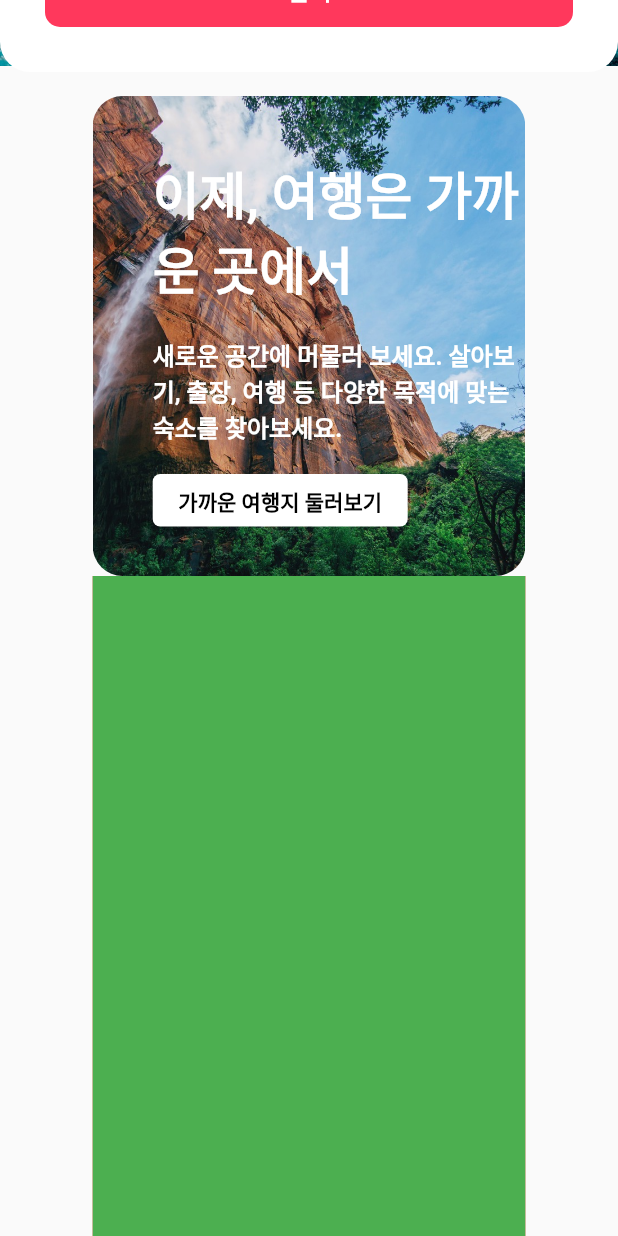
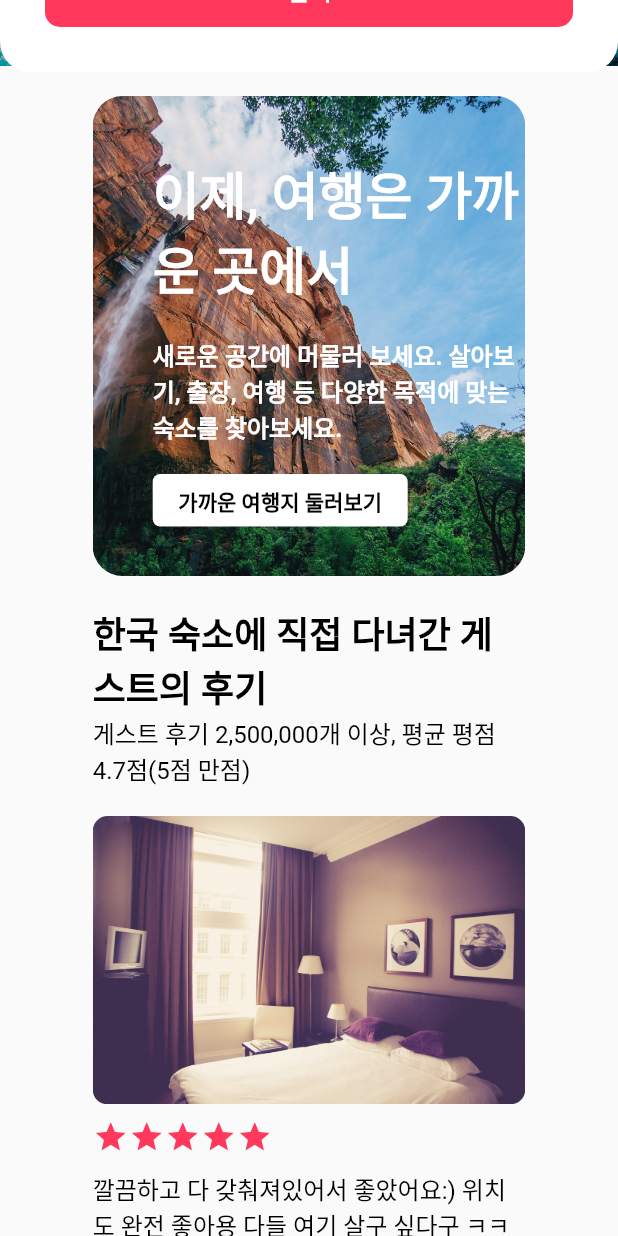
Before and after one commit to basakk123/flutter_airbnb, a Flutter app: the screen it shows after launch, scrolled down 576 dp, on a phone screen of 412 x 824 dp. Run offline on Flutter 3.47's test engine with Material 2 defaults, Android fonts, the phone set to English and light mode, and no system bars.

Commit message:
바디 popular 완료

```diff
--- a/lib/components/home/home_body_popular.dart
+++ b/lib/components/home/home_body_popular.dart
@@ -1,42 +1,52 @@
 import 'package:flutter/material.dart';
 import 'package:flutter_airbnb/components/home/home_body_popular_item.dart';
+import 'package:flutter_airbnb/size.dart';
+
+import '../../styles.dart';
 
 class HomeBodyPopular extends StatelessWidget {
   const HomeBodyPopular({Key? key}) : super(key: key);
 
   @override
   Widget build(BuildContext context) {
-    return Column(
+    return Padding(
+      padding: const EdgeInsets.only(top: gap_m),
+      child: Column(
         crossAxisAlignment: CrossAxisAlignment.start,
         children: [
           _buildPopularTitle(),
           _buildPopularList(),
         ],
+      ),
     );
   }
 
   Widget _buildPopularTitle() {
-    return SizedBox();
+    return Column(
+      children: [
+        Text(
+          "한국 숙소에 직접 다녀간 게스트의 후기",
+          style: h5(),
+        ),
+        Text(
+          "게스트 후기 2,500,000개 이상, 평균 평점 4.7점(5점 만점)",
+          style: body1(),
+        ),
+        SizedBox(height: gap_m),
+      ],
+    );
   }
 
   Widget _buildPopularList() {
     // 나중에 Container 빼기
-    return Container(
-      color: Colors.red,
-      // 나중에 Row로 변경해보기
-      child: Wrap(
+    return Wrap(
       children: [
         HomeBodyPopularItem(id: 0),
-          SizedBox(
-            width: 7.5,
-          ),
+        SizedBox(width: 7.5),
         HomeBodyPopularItem(id: 1),
-          SizedBox(
-            width: 7.5,
-          ),
+        SizedBox(width: 7.5),
         HomeBodyPopularItem(id: 2),
       ],
-      ),
     );
   }
 }
--- a/lib/components/home/home_body_popular_item.dart
+++ b/lib/components/home/home_body_popular_item.dart
@@ -1,9 +1,9 @@
 import 'package:flutter/material.dart';
+import 'package:flutter_airbnb/constants.dart';
 import 'package:flutter_airbnb/size.dart';
+import 'package:flutter_airbnb/styles.dart';
 
 class HomeBodyPopularItem extends StatelessWidget {
-  HomeBodyPopularItem({required this.id, Key? key}) : super(key: key);
-
   final id;
   final popularList = [
     "p1.jpeg",
@@ -11,14 +11,15 @@ class HomeBodyPopularItem extends StatelessWidget {
     "p3.jpeg",
   ];
 
+  HomeBodyPopularItem({required this.id, Key? key}) : super(key: key);
+
   @override
   Widget build(BuildContext context) {
     // 전체 1000이라면 popularItemWidth = 700 / 3 - 5 = 228
     double popularItemWidth = getBodyWidth(context) / 3 - 5;
-    return Container(
-      color: Colors.green,
-      height: 200,
-      width: popularItemWidth,
+    return Padding(
+      padding: const EdgeInsets.only(bottom: gap_xl),
+      child: Container(
         // 나중에 지웠다 추가했다 해보기
         constraints: BoxConstraints(
           minWidth: 320,
@@ -31,22 +32,74 @@ class HomeBodyPopularItem extends StatelessWidget {
             _buildPopularItemUserInfo(),
           ],
         ),
+      ),
     );
   }
 
   Widget _buildPopularItemImage() {
-    return SizedBox();
+    return Column(
+      children: [
+        ClipRRect(
+          borderRadius: BorderRadius.circular(10),
+          child: Image.asset("assets/${popularList[id]}", fit: BoxFit.cover),
+        ),
+        SizedBox(height: gap_s),
+      ],
+    );
   }
 
   Widget _buildPopularItemStar() {
-    return SizedBox();
+    return Column(
+      children: [
+        Row(
+          children: [
+            Icon(Icons.star, color: kAccentColor),
+            Icon(Icons.star, color: kAccentColor),
+            Icon(Icons.star, color: kAccentColor),
+            Icon(Icons.star, color: kAccentColor),
+            Icon(Icons.star, color: kAccentColor),
+          ],
+        ),
+        SizedBox(height: gap_s),
+      ],
+    );
   }
 
   Widget _buildPopularItemComment() {
-    return SizedBox();
+    return Column(
+      children: [
+        Text(
+          "깔끔하고 다 갖춰져있어서 좋았어요:) 위치도 완전 좋아용 다들 여기 살구 싶다구 ㅋㅋㅋㅋㅋ 화장실도 3개예요!!! 5명이서 씻는것도 전혀 불편함없이 좋았어요^^ 이불도 포근하고 좋습니당ㅎㅎ",
+          style: body1(),
+          maxLines: 3,
+          overflow: TextOverflow.ellipsis,
+        ),
+        SizedBox(height: gap_s),
+      ],
+    );
   }
 
   Widget _buildPopularItemUserInfo() {
-    return SizedBox();
+    return Column(
+      children: [
+        Row(
+          children: [
+            CircleAvatar(
+              backgroundImage: AssetImage("assets/p1.jpeg"),
+            ),
+            SizedBox(width: gap_s),
+            Column(
+              children: [
+                Text(
+                  "데어",
+                  style: subtitle1(),
+                ),
+                Text("한국"),
+              ],
+            ),
+          ],
+        ),
+      ],
+    );
   }
 }
--- a/lib/components/home/home_header_form.dart
+++ b/lib/components/home/home_header_form.dart
@@ -10,10 +10,11 @@ class HomeHeaderForm extends StatelessWidget {
 
   @override
   Widget build(BuildContext context) {
+    double screenWidth = MediaQuery.of(context).size.width;
     return Padding(
       padding: const EdgeInsets.only(top: gap_m),
       child: Align(
-        alignment: Alignment(-0.6, 0),
+        alignment: screenWidth < 520 ? Alignment(0, 0) : Alignment(-0.6, 0),
         child: Container(
           width: 420,
           decoration: BoxDecoration(
```
Also changed, not shown: lib/components/home/home_header_appbar.dart (+2 -7 lines). Lines whose indentation alone changed are shown as unchanged.
